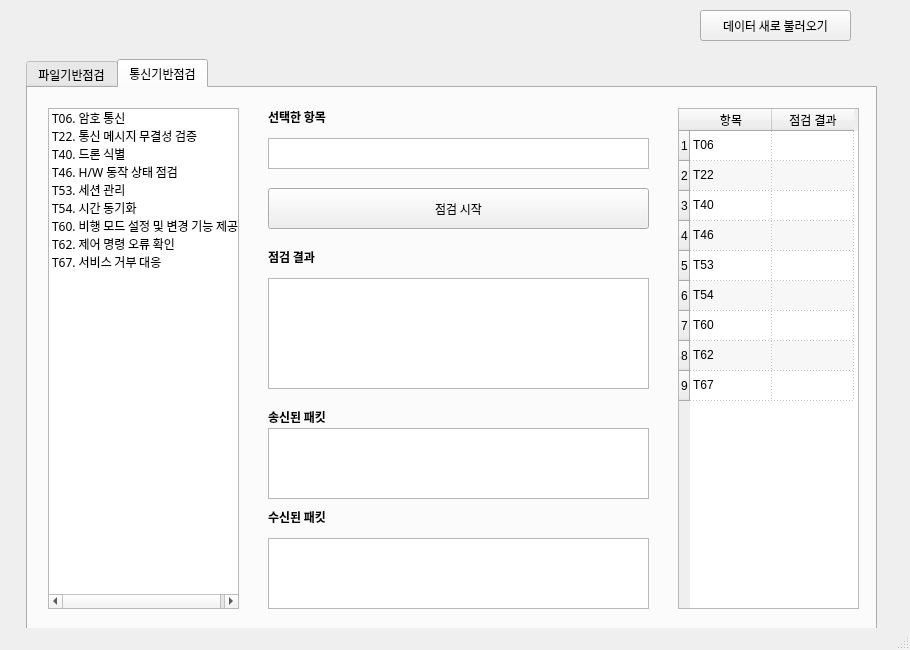
Above: ui/PX4Inspector.ui from Herrtane/PX4Inspector before the change. Below: the same form after it.
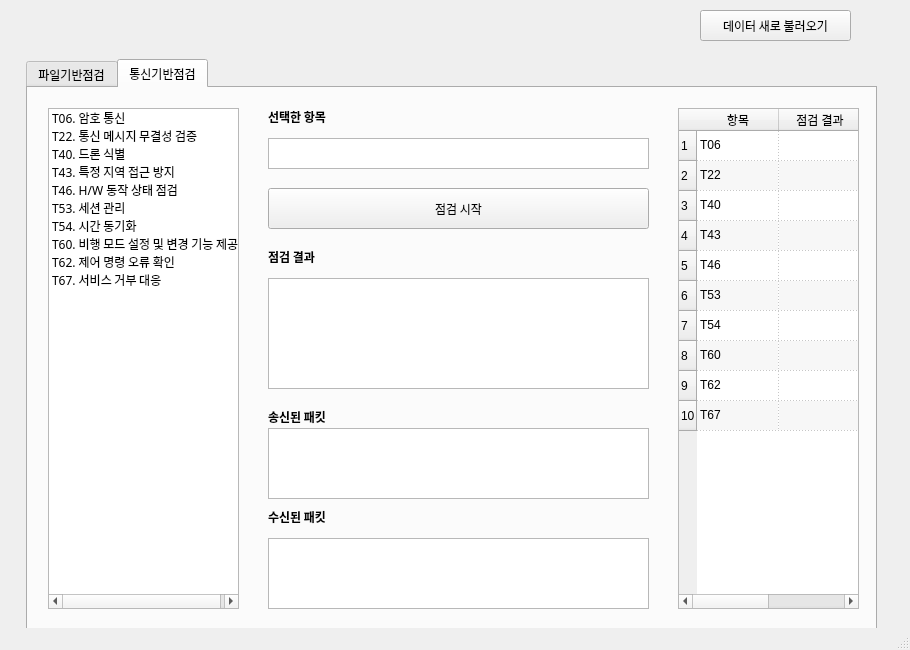
That is the form after the change.

```diff
--- a/ui/PX4Inspector.ui
+++ b/ui/PX4Inspector.ui
@@ -357,6 +357,11 @@
         <string>T40. 드론 식별</string>
        </property>
       </item>
+      <item>
+       <property name="text">
+        <string>T43. 특정 지역 접근 방지</string>
+       </property>
+      </item>
       <item>
        <property name="text">
         <string>T46. H/W 동작 상태 점검</string>
@@ -465,6 +470,11 @@
         <string>9</string>
        </property>
       </row>
+      <row>
+       <property name="text">
+        <string>10</string>
+       </property>
+      </row>
       <column>
        <property name="text">
         <string>항목</string>
@@ -507,29 +517,24 @@
       </item>
       <item row="3" column="0">
        <property name="text">
+        <string>T43</string>
+       </property>
+      </item>
+      <item row="4" column="0">
+       <property name="text">
         <string>T46</string>
        </property>
       </item>
-      <item row="3" column="1">
+      <item row="4" column="1">
        <property name="text">
         <string/>
        </property>
       </item>
-      <item row="4" column="0">
+      <item row="5" column="0">
        <property name="text">
         <string>T53</string>
        </property>
       </item>
-      <item row="4" column="1">
-       <property name="text">
-        <string/>
-       </property>
-      </item>
-      <item row="5" column="0">
-       <property name="text">
-        <string>T54</string>
-       </property>
-      </item>
       <item row="5" column="1">
        <property name="text">
         <string/>
@@ -537,15 +542,25 @@
       </item>
       <item row="6" column="0">
        <property name="text">
-        <string>T60</string>
+        <string>T54</string>
+       </property>
+      </item>
+      <item row="6" column="1">
+       <property name="text">
+        <string/>
        </property>
       </item>
       <item row="7" column="0">
        <property name="text">
-        <string>T62</string>
+        <string>T60</string>
        </property>
       </item>
       <item row="8" column="0">
+       <property name="text">
+        <string>T62</string>
+       </property>
+      </item>
+      <item row="9" column="0">
        <property name="text">
         <string>T67</string>
        </property>
```
Left out of the diff: 2 changed lines with no effect on the pictures.
